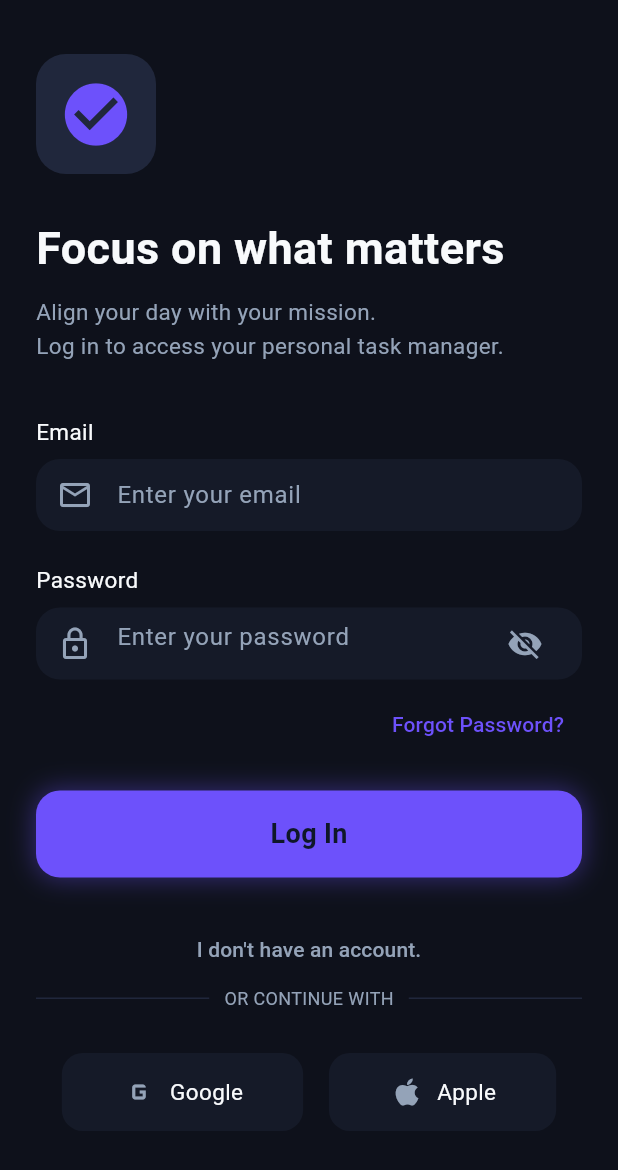
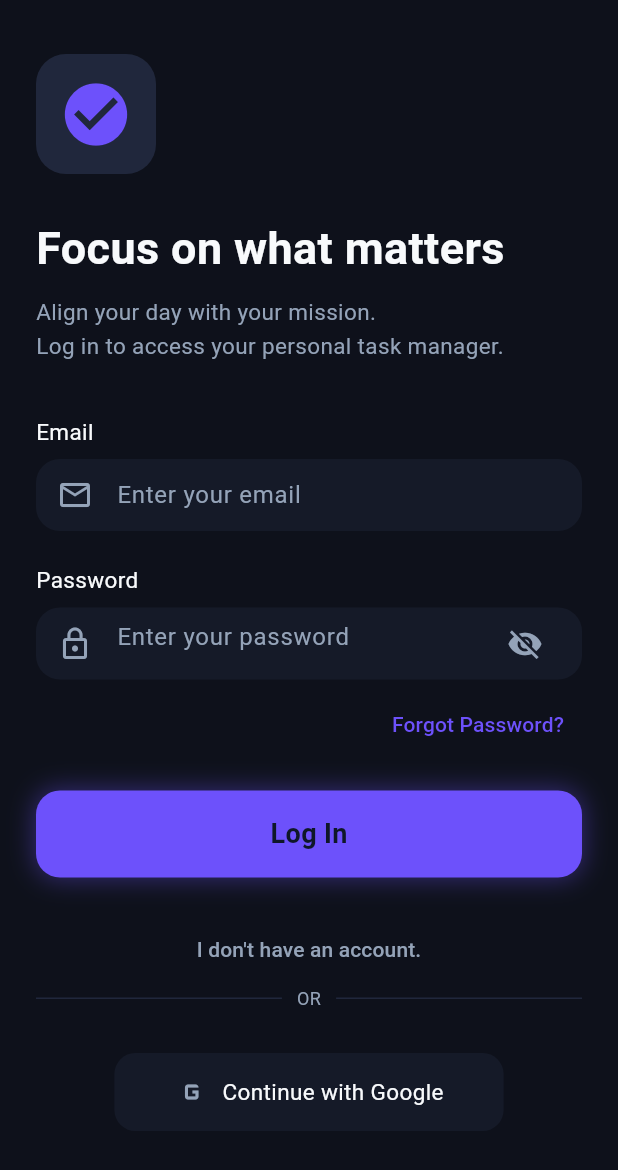
Before and after one commit to SmartPersonalTaskManager/mobile-frontend, a Flutter app: the screen it shows after launch, on a phone screen of 412 x 824 dp. Shown: the top 1170 px of the screen. Run offline on Flutter 3.47's test engine with Material 3 defaults, Android fonts, the phone set to English and light mode, and no system bars; our stand-ins replace fl_chart, flutter_secure_storage, fluttertoast, shared_preferences.

Commit message:
added gogole signin packages

```diff
--- a/lib/views/auth/pages/login_page.dart
+++ b/lib/views/auth/pages/login_page.dart
@@ -291,7 +291,7 @@ class _LoginPageState extends State<LoginPage> {
                     ),
                     SizedBox(width: 10),
                     Text(
-                      "OR CONTINUE WITH",
+                      "OR",
                       style: TextStyle(
                         color: Color(AppColors.textMuted),
                         fontSize: 12,
@@ -307,8 +307,11 @@ class _LoginPageState extends State<LoginPage> {
                 Row(
                   mainAxisAlignment: MainAxisAlignment.spaceEvenly,
                   children: [
-                    _buildSocialButton("Google", Icons.g_mobiledata),
-                    _buildSocialButton("Apple", Icons.apple),
+                    _buildSocialButton(
+                      "Continue with Google",
+                      Icons.g_mobiledata,
+                    ),
+                    //_buildSocialButton("Apple", Icons.apple),
                   ],
                 ),
               ],
--- a/lib/views/notifications/notifications_page.dart
+++ b/lib/views/notifications/notifications_page.dart
@@ -88,15 +88,14 @@ class _NotificationsPageState extends State<NotificationsPage>
 
     try {
       final tasks = await _taskService.getTasks(userId);
-      inboxTasks = tasks
-          .where((task) => task.isInbox && !task.isArchived)
-          .toList()
-        ..sort((a, b) => b.id.compareTo(a.id));
+      inboxTasks =
+          tasks.where((task) => task.isInbox && !task.isArchived).toList()
+            ..sort((a, b) => b.id.compareTo(a.id));
     } catch (e) {
       if (!mounted) return;
-      ScaffoldMessenger.of(context).showSnackBar(
-        SnackBar(content: Text("Failed to load inbox tasks: $e")),
-      );
+      ScaffoldMessenger.of(
+        context,
+      ).showSnackBar(SnackBar(content: Text("Failed to load inbox tasks: $e")));
     }
   }
 
@@ -397,8 +396,8 @@ class _NotificationsPageState extends State<NotificationsPage>
                                 setModalState(() {
                                   selectedSubMissionId =
                                       value == null || value == -1
-                                          ? null
-                                          : value;
+                                      ? null
+                                      : value;
                                   errorText = null;
                                 });
                               }
@@ -952,7 +951,7 @@ class _NotificationsPageState extends State<NotificationsPage>
               await _loadData();
               if (!mounted) return;
               if (item.id.startsWith("weekly_insights_")) {
-                mainNavIndex.value = 3;
+                //mainNavIndex.value = 3;
                 Navigator.of(context).popUntil((route) => route.isFirst);
               }
             },
@@ -979,8 +978,9 @@ class _NotificationsPageState extends State<NotificationsPage>
         itemCount: inboxTasks.length,
         itemBuilder: (context, index) {
           final task = inboxTasks[index];
-          final missionLine =
-              task.mission == null ? "Inbox" : "Mission: ${task.mission}";
+          final missionLine = task.mission == null
+              ? "Inbox"
+              : "Mission: ${task.mission}";
           return _buildSwipeNotification(
             key: ValueKey("inbox_${task.id}"),
             title: task.title,
--- a/pubspec.yaml
+++ b/pubspec.yaml
@@ -18,6 +18,7 @@ dependencies:
   speech_to_text: ^6.6.1
   flutter_secure_storage: ^10.0.0
   fl_chart: ^0.68.0
+  google_sign_in: ^6.2.1
 
 dev_dependencies:
   flutter_test:
```
Also changed, not shown: pubspec.lock, 1 other file.
